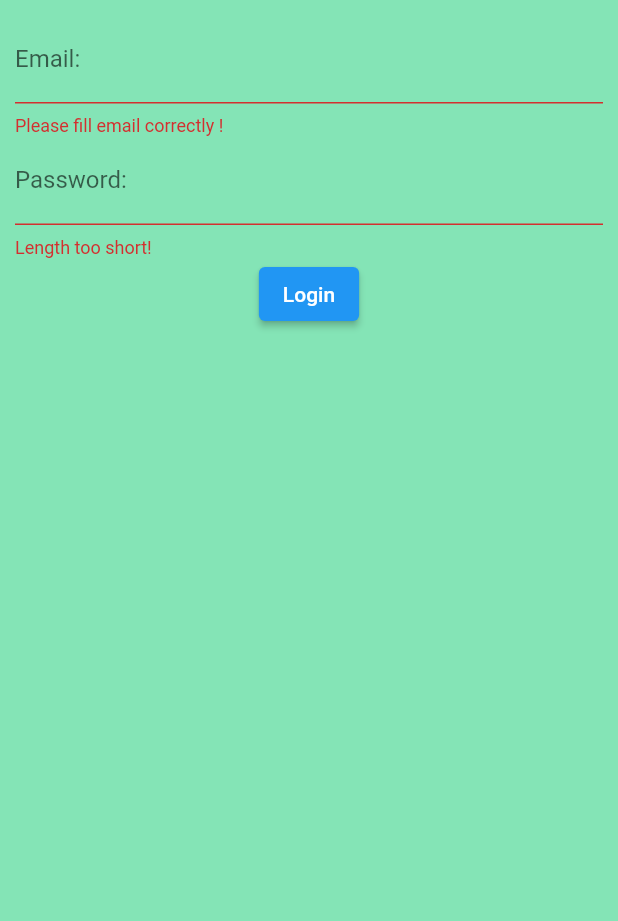
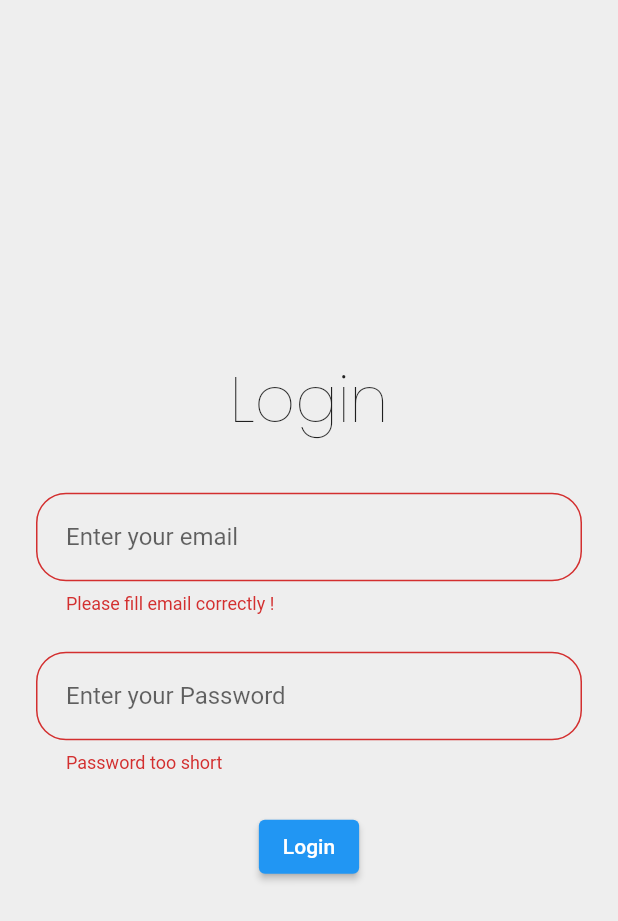
Before and after one commit to Ankan1998/AniDaMoNo, a Flutter app: the screen it shows after launch, after a tap on "Login", on a phone screen of 412 x 824 dp. Shown: the top 921 px of the screen. Run offline on Flutter 3.47's test engine with Material 2 defaults, Android fonts, the phone set to English and light mode, and no system bars; our stand-ins replace google_fonts; missing offline and left inert: avatar_view.

Commit message:
custom form field for email and password added

```diff
--- a/anime_fe/lib/screens/login_page.dart
+++ b/anime_fe/lib/screens/login_page.dart
@@ -1,9 +1,13 @@
+import 'dart:convert';
 import 'package:anime_fe/components/app_utils.dart';
+import 'package:anime_fe/custom_widget/custom_form.dart';
+import 'package:anime_fe/themes/app_text_style.dart';
 import 'package:flutter/cupertino.dart';
 import 'package:flutter/material.dart';
+import 'package:http/http.dart' as http;
 
 class LoginPage extends StatefulWidget {
-  const LoginPage({Key? key}) : super(key: key);
+  const LoginPage({Key key}) : super(key: key);
 
   @override
   _LoginPageState createState() => _LoginPageState();
@@ -17,31 +21,35 @@ class _LoginPageState extends State<LoginPage> {
   String _password = '';
 
   Widget _buildEmail() {
-    return TextFormField(
-      validator: (value) {
-        if (value!.isEmpty || !AppUtils.isValidEmail(value)) {
+    return CustomForm(
+      validator: (value){
+        if (value.isEmpty || !AppUtils.isValidEmail(value)) {
           return "Please fill email correctly !";
         }
         return null;
       },
-      decoration: InputDecoration(labelText: 'Email:'),
-      onSaved: (value) {
-        _email = value!;
+      labelText: "Email",
+      obscureText: false,
+      hintText: "Enter your email",
+      onSave: (value){
+        _email = value;
       },
     );
   }
 
   Widget _buildPassword() {
-    return TextFormField(
-      validator: (value) {
-        if (value!.length<3) {
-          return "Length too short!";
+    return CustomForm(
+      validator: (value){
+        if (value.length<3) {
+          return "Password too short";
         }
         return null;
       },
-      decoration: InputDecoration(labelText: 'Password:'),
-      onSaved: (value) {
-        _password = value!;
+      labelText: "Password",
+      obscureText: false,
+      hintText: "Enter your Password",
+      onSave: (value){
+        _password = value;
       },
     );
   }
@@ -50,24 +58,34 @@ class _LoginPageState extends State<LoginPage> {
   Widget build(BuildContext context) {
     return SafeArea(
         child: Scaffold(
-          backgroundColor: Color(0xFF84e4b6),
-          body: Container(
-            margin: EdgeInsets.all(10.0),
+          backgroundColor: Colors.grey[200],
+          body: Center(
+            child: Padding(
+              padding: const EdgeInsets.all(24.0),
+              child: SingleChildScrollView(
+                child: Container(
                   child:Form(
                     key: _formkey,
                     child:Column(
                       mainAxisSize: MainAxisSize.min,
                       children: [
+                        Container(
+                          child: Text(
+                            "Login",
+                            style: TextStyles.largeTitle
+                          ),
+                        ),
+                        SizedBox(height:30),
                         _buildEmail(),
+                        SizedBox(height: 25,),
                         _buildPassword(),
+                        SizedBox(height: 25,),
                         ElevatedButton(
-                      onPressed: (){
-                        if (!_formkey.currentState!.validate()) {
+                            onPressed: () async {
+                              if (!_formkey.currentState.validate()) {
                                 return;
                               }
-                        _formkey.currentState!.save();
-                        print(_email);
-                        print(_password);
+                              _formkey.currentState.save();
                             },
                             child: Text(
                               "Login"
@@ -77,6 +95,9 @@ class _LoginPageState extends State<LoginPage> {
                     )
                   )
                 ),
+              ),
+            ),
+          ),
         )
     );
   }
```
Lines whose indentation alone changed are shown as unchanged.
